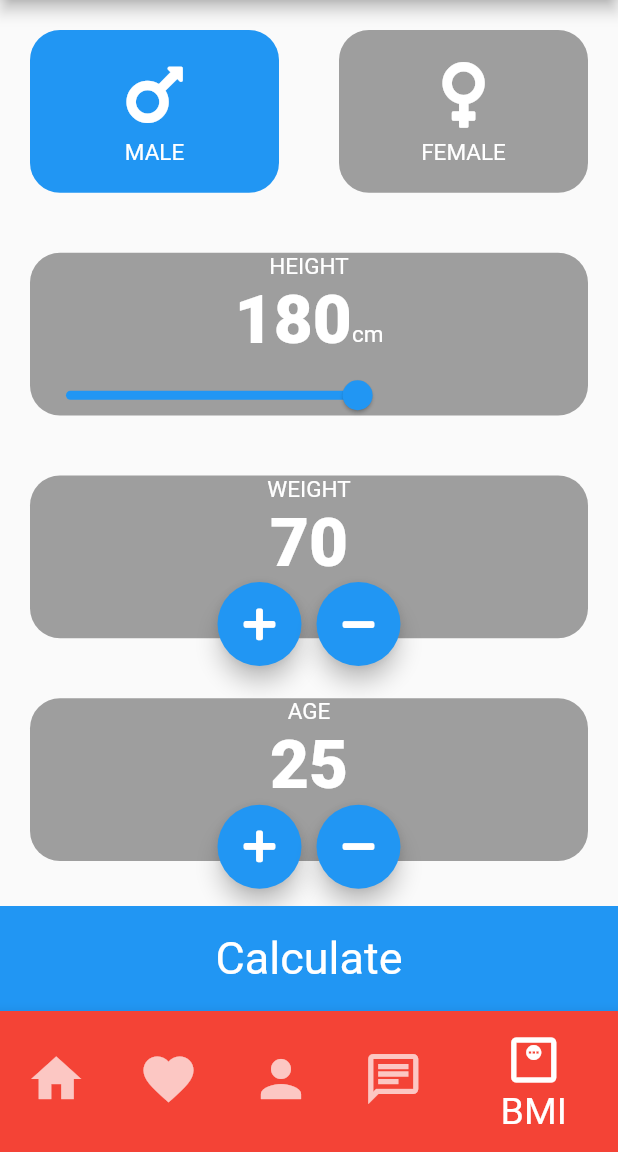
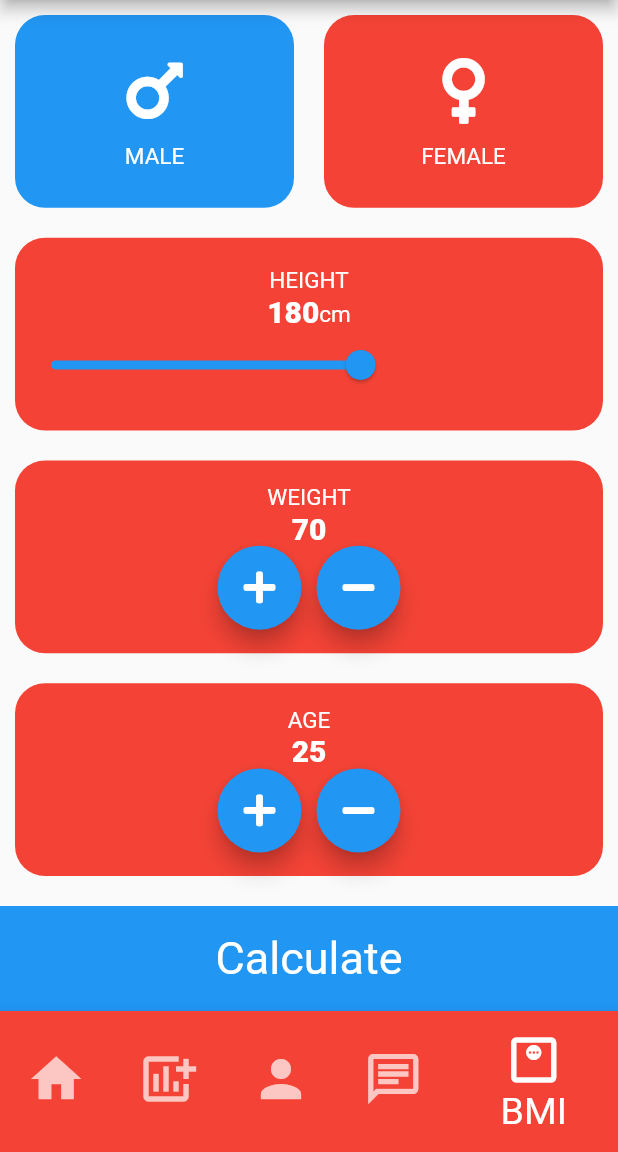
Before and after one commit to c-mongan/Qualife, a Flutter app: the HomeScreen screen opened directly, item 5 of the bottom bar chosen, on a phone screen of 412 x 824 dp, the part 84-1236 px from its top. Run offline on Flutter 3.47's test engine with Material 2 defaults, Android fonts, the phone set to English and light mode, and no system bars; our stand-ins replace cloud_firestore, firebase_auth, firebase_core, fluttertoast, font_awesome_flutter; accounts and stored records are empty.

Commit message:
Minor Tweaks
UI of BMI & Color Schemes

```diff
--- a/flutter_login_register/lib/bmi/container_box.dart
+++ b/flutter_login_register/lib/bmi/container_box.dart
@@ -10,7 +10,7 @@ class ContainerBox extends StatelessWidget {
   Widget build(BuildContext context) {
     return Container(
       child: childWidget,
-      margin: EdgeInsets.all(20.0),
+      margin: EdgeInsets.all(10.0),
       decoration: BoxDecoration(
         borderRadius: BorderRadius.circular(20.0),
         color: boxColor,
--- a/flutter_login_register/lib/bmi/data_container.dart
+++ b/flutter_login_register/lib/bmi/data_container.dart
@@ -7,10 +7,11 @@ const textStyle1 = TextStyle(
 
 const textStyle2 = TextStyle(
   color: Colors.white,
-  fontSize: 45.0,
+  fontSize: 20.0,
   fontWeight: FontWeight.w900
 );
 
+//Calculate Button
 const textStyle3 = TextStyle(
   color: Colors.white,
   fontSize: 30.0,
@@ -34,7 +35,7 @@ class DataContainer extends StatelessWidget {
           size: 50.0,
           color: Colors.white,
         ),
-        SizedBox(height: 5.0),
+        SizedBox(height: 10.0),
         Text(title, style: textStyle1)
       ],
     );
--- a/flutter_login_register/lib/bmi/main_screen.dart
+++ b/flutter_login_register/lib/bmi/main_screen.dart
@@ -8,7 +8,7 @@ import 'data_container.dart';
 //Create MainScreen class by typing stful
 
 const activeColor = Colors.blue;
-const inActiveColor = Colors.grey;
+const inActiveColor = Colors.red;
 
 class MainScreen extends StatefulWidget {
   const MainScreen({Key? key}) : super(key: key);
--- a/flutter_login_register/lib/screens/home_screen.dart
+++ b/flutter_login_register/lib/screens/home_screen.dart
@@ -141,8 +141,8 @@ class _HomeScreenState extends State<HomeScreen> {
             backgroundColor: Colors.red,
           ),
           BottomNavigationBarItem(
-            icon: Icon(Icons.favorite),
-            label: 'Feed',
+            icon: Icon(Icons.add_chart),
+            label: 'Data',
             backgroundColor: Colors.blue,
           ),
           BottomNavigationBarItem(
```
